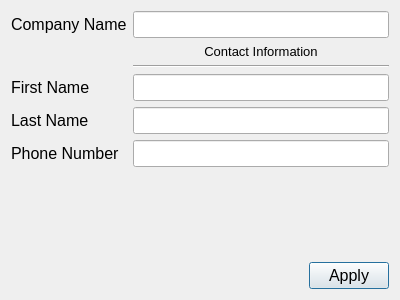
The window that addcustomer.ui (kerly/Easy_Invoice) describes before a commit, drawn with Qt 5.
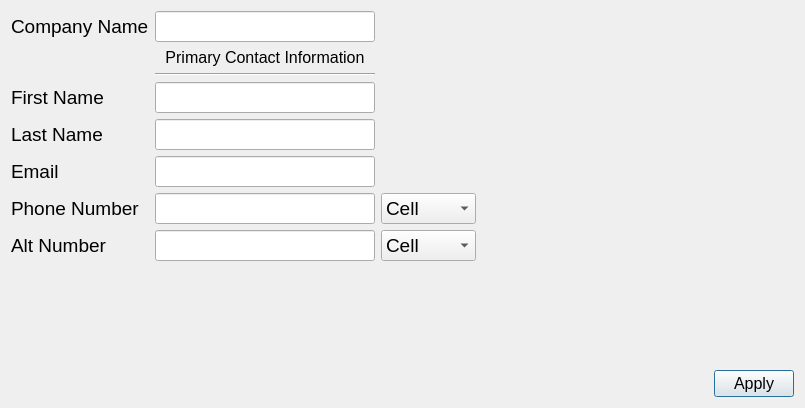
The same window after the commit.

What changed in the file:
```diff
--- a/addcustomer.ui
+++ b/addcustomer.ui
@@ -6,8 +6,8 @@
    <rect>
     <x>0</x>
     <y>0</y>
-    <width>400</width>
-    <height>300</height>
+    <width>805</width>
+    <height>408</height>
    </rect>
   </property>
   <property name="sizePolicy">
@@ -16,54 +16,27 @@
     <verstretch>0</verstretch>
    </sizepolicy>
   </property>
+  <property name="font">
+   <font>
+    <pointsize>14</pointsize>
+   </font>
+  </property>
   <property name="windowTitle">
    <string>Dialog</string>
   </property>
   <property name="autoFillBackground">
    <bool>false</bool>
   </property>
+  <layout class="QGridLayout" name="gridLayout_2">
+   <item row="0" column="0">
   <layout class="QGridLayout" name="gridLayout">
-   <item row="1" column="1">
-    <widget class="QPushButton" name="applyPushButton">
-     <property name="font">
-      <font>
-       <pointsize>12</pointsize>
-      </font>
-     </property>
-     <property name="text">
-      <string>Apply</string>
-     </property>
-    </widget>
-   </item>
-   <item row="1" column="0">
-    <spacer name="horizontalSpacer">
-     <property name="orientation">
-      <enum>Qt::Horizontal</enum>
-     </property>
-     <property name="sizeHint" stdset="0">
-      <size>
-       <width>40</width>
-       <height>20</height>
-      </size>
-     </property>
-    </spacer>
-   </item>
-   <item row="0" column="0" colspan="2">
+     <item row="0" column="0" rowspan="3">
     <layout class="QFormLayout" name="formLayout">
-     <property name="sizeConstraint">
-      <enum>QLayout::SetDefaultConstraint</enum>
-     </property>
-     <property name="fieldGrowthPolicy">
-      <enum>QFormLayout::AllNonFixedFieldsGrow</enum>
-     </property>
-     <property name="formAlignment">
-      <set>Qt::AlignLeading|Qt::AlignLeft|Qt::AlignTop</set>
-     </property>
      <item row="0" column="0">
       <widget class="QLabel" name="companyNameLabel">
        <property name="font">
         <font>
-         <pointsize>12</pointsize>
+           <pointsize>14</pointsize>
         </font>
        </property>
        <property name="text">
@@ -73,9 +46,21 @@
      </item>
      <item row="0" column="1">
       <widget class="QLineEdit" name="companyNameLineEdit">
+         <property name="minimumSize">
+          <size>
+           <width>220</width>
+           <height>0</height>
+          </size>
+         </property>
+         <property name="maximumSize">
+          <size>
+           <width>500</width>
+           <height>16777215</height>
+          </size>
+         </property>
        <property name="font">
         <font>
-         <pointsize>12</pointsize>
+           <pointsize>14</pointsize>
         </font>
        </property>
        <property name="maxLength">
@@ -83,11 +68,63 @@
        </property>
       </widget>
      </item>
-     <item row="4" column="0">
+       <item row="1" column="1">
+        <widget class="QLabel" name="label">
+         <property name="sizePolicy">
+          <sizepolicy hsizetype="MinimumExpanding" vsizetype="Preferred">
+           <horstretch>0</horstretch>
+           <verstretch>0</verstretch>
+          </sizepolicy>
+         </property>
+         <property name="minimumSize">
+          <size>
+           <width>220</width>
+           <height>0</height>
+          </size>
+         </property>
+         <property name="maximumSize">
+          <size>
+           <width>500</width>
+           <height>16777215</height>
+          </size>
+         </property>
+         <property name="font">
+          <font>
+           <pointsize>12</pointsize>
+          </font>
+         </property>
+         <property name="text">
+          <string>Primary Contact Information</string>
+         </property>
+         <property name="alignment">
+          <set>Qt::AlignCenter</set>
+         </property>
+        </widget>
+       </item>
+       <item row="2" column="1">
+        <widget class="Line" name="line">
+         <property name="minimumSize">
+          <size>
+           <width>220</width>
+           <height>0</height>
+          </size>
+         </property>
+         <property name="maximumSize">
+          <size>
+           <width>500</width>
+           <height>16777215</height>
+          </size>
+         </property>
+         <property name="orientation">
+          <enum>Qt::Horizontal</enum>
+         </property>
+        </widget>
+       </item>
+       <item row="3" column="0">
       <widget class="QLabel" name="firstNameLabel">
        <property name="font">
         <font>
-         <pointsize>12</pointsize>
+           <pointsize>14</pointsize>
         </font>
        </property>
        <property name="text">
@@ -95,11 +132,23 @@
        </property>
       </widget>
      </item>
-     <item row="4" column="1">
+       <item row="3" column="1">
       <widget class="QLineEdit" name="firstNameLineEdit">
+         <property name="minimumSize">
+          <size>
+           <width>220</width>
+           <height>0</height>
+          </size>
+         </property>
+         <property name="maximumSize">
+          <size>
+           <width>500</width>
+           <height>16777215</height>
+          </size>
+         </property>
        <property name="font">
         <font>
-         <pointsize>12</pointsize>
+           <pointsize>14</pointsize>
         </font>
        </property>
        <property name="maxLength">
@@ -107,11 +156,11 @@
        </property>
       </widget>
      </item>
-     <item row="5" column="0">
+       <item row="4" column="0">
       <widget class="QLabel" name="lastNameLabel">
        <property name="font">
         <font>
-         <pointsize>12</pointsize>
+           <pointsize>14</pointsize>
         </font>
        </property>
        <property name="text">
@@ -119,11 +168,23 @@
        </property>
       </widget>
      </item>
-     <item row="5" column="1">
+       <item row="4" column="1">
       <widget class="QLineEdit" name="lastNameLineEdit">
+         <property name="minimumSize">
+          <size>
+           <width>220</width>
+           <height>0</height>
+          </size>
+         </property>
+         <property name="maximumSize">
+          <size>
+           <width>500</width>
+           <height>16777215</height>
+          </size>
+         </property>
        <property name="font">
         <font>
-         <pointsize>12</pointsize>
+           <pointsize>14</pointsize>
         </font>
        </property>
        <property name="maxLength">
@@ -131,11 +192,11 @@
        </property>
       </widget>
      </item>
-     <item row="6" column="0">
+       <item row="7" column="0">
       <widget class="QLabel" name="phoneNumberLabel">
        <property name="font">
         <font>
-         <pointsize>12</pointsize>
+           <pointsize>14</pointsize>
         </font>
        </property>
        <property name="text">
@@ -143,11 +204,23 @@
        </property>
       </widget>
      </item>
-     <item row="6" column="1">
+       <item row="7" column="1">
       <widget class="QLineEdit" name="phoneNumberLineEdit">
+         <property name="minimumSize">
+          <size>
+           <width>220</width>
+           <height>0</height>
+          </size>
+         </property>
+         <property name="maximumSize">
+          <size>
+           <width>500</width>
+           <height>16777215</height>
+          </size>
+         </property>
        <property name="font">
         <font>
-         <pointsize>12</pointsize>
+           <pointsize>14</pointsize>
         </font>
        </property>
        <property name="maxLength">
@@ -155,30 +228,222 @@
        </property>
       </widget>
      </item>
-     <item row="2" column="1">
-      <widget class="Line" name="line">
-       <property name="orientation">
-        <enum>Qt::Horizontal</enum>
-       </property>
-      </widget>
+       <item row="8" column="0">
+        <widget class="QLabel" name="altNumberLabel">
+         <property name="text">
+          <string>Alt Number</string>
+         </property>
+        </widget>
+       </item>
+       <item row="8" column="1">
+        <widget class="QLineEdit" name="altNumberLineEdit">
+         <property name="minimumSize">
+          <size>
+           <width>220</width>
+           <height>0</height>
+          </size>
+         </property>
+         <property name="maximumSize">
+          <size>
+           <width>500</width>
+           <height>16777215</height>
+          </size>
+         </property>
+         <property name="maxLength">
+          <number>50</number>
+         </property>
+        </widget>
+       </item>
+       <item row="6" column="0">
+        <widget class="QLabel" name="emailLabel">
+         <property name="text">
+          <string>Email</string>
+         </property>
+        </widget>
+       </item>
+       <item row="6" column="1">
+        <widget class="QLineEdit" name="emailLineEdit">
+         <property name="minimumSize">
+          <size>
+           <width>220</width>
+           <height>0</height>
+          </size>
+         </property>
+         <property name="maximumSize">
+          <size>
+           <width>500</width>
+           <height>16777215</height>
+          </size>
+         </property>
+         <property name="maxLength">
+          <number>50</number>
+         </property>
+        </widget>
+       </item>
+      </layout>
+     </item>
+     <item row="0" column="1">
+      <spacer name="verticalSpacer">
+       <property name="orientation">
+        <enum>Qt::Vertical</enum>
+       </property>
+       <property name="sizeType">
+        <enum>QSizePolicy::Minimum</enum>
+       </property>
+       <property name="sizeHint" stdset="0">
+        <size>
+         <width>20</width>
+         <height>40</height>
+        </size>
+       </property>
+      </spacer>
+     </item>
+     <item row="0" column="2">
+      <spacer name="verticalSpacer_3">
+       <property name="orientation">
+        <enum>Qt::Vertical</enum>
+       </property>
+       <property name="sizeType">
+        <enum>QSizePolicy::Minimum</enum>
+       </property>
+       <property name="sizeHint" stdset="0">
+        <size>
+         <width>20</width>
+         <height>40</height>
+        </size>
+       </property>
+      </spacer>
      </item>
      <item row="1" column="1">
-      <widget class="QLabel" name="label">
+      <widget class="QComboBox" name="comboBox">
        <property name="font">
         <font>
-         <pointsize>10</pointsize>
+         <pointsize>14</pointsize>
         </font>
        </property>
+       <property name="minimumContentsLength">
+        <number>5</number>
+       </property>
+       <item>
        <property name="text">
-        <string>Contact Information</string>
-       </property>
-       <property name="alignment">
-        <set>Qt::AlignCenter</set>
-       </property>
+         <string>Cell</string>
+        </property>
+       </item>
+       <item>
+        <property name="text">
+         <string>Work</string>
+        </property>
+       </item>
+       <item>
+        <property name="text">
+         <string>Home</string>
+        </property>
+       </item>
+       <item>
+        <property name="text">
+         <string>Other</string>
+        </property>
+       </item>
       </widget>
      </item>
+     <item row="2" column="1">
+      <widget class="QComboBox" name="comboBox_2">
+       <property name="font">
+        <font>
+         <pointsize>14</pointsize>
+        </font>
+       </property>
+       <property name="minimumContentsLength">
+        <number>5</number>
+       </property>
+       <item>
+        <property name="text">
+         <string>Cell</string>
+        </property>
+       </item>
+       <item>
+        <property name="text">
+         <string>Work</string>
+        </property>
+       </item>
+       <item>
+        <property name="text">
+         <string>Home</string>
+        </property>
+       </item>
+       <item>
+        <property name="text">
+         <string>Other</string>
+        </property>
+       </item>
+      </widget>
+     </item>
+     <item row="2" column="2">
+      <spacer name="horizontalSpacer_2">
+       <property name="orientation">
+        <enum>Qt::Horizontal</enum>
+       </property>
+       <property name="sizeHint" stdset="0">
+        <size>
+         <width>40</width>
+         <height>20</height>
+        </size>
+       </property>
+      </spacer>
+     </item>
     </layout>
    </item>
+   <item row="0" column="2" rowspan="2">
+    <spacer name="verticalSpacer_4">
+     <property name="orientation">
+      <enum>Qt::Vertical</enum>
+     </property>
+     <property name="sizeHint" stdset="0">
+      <size>
+       <width>20</width>
+       <height>354</height>
+      </size>
+     </property>
+    </spacer>
+   </item>
+   <item row="2" column="0">
+    <spacer name="horizontalSpacer">
+     <property name="orientation">
+      <enum>Qt::Horizontal</enum>
+     </property>
+     <property name="sizeHint" stdset="0">
+      <size>
+       <width>40</width>
+       <height>20</height>
+      </size>
+     </property>
+    </spacer>
+   </item>
+   <item row="2" column="2">
+    <widget class="QPushButton" name="applyPushButton">
+     <property name="font">
+      <font>
+       <pointsize>12</pointsize>
+      </font>
+     </property>
+     <property name="text">
+      <string>Apply</string>
+     </property>
+    </widget>
+   </item>
+   <item row="1" column="0">
+    <spacer name="verticalSpacer_2">
+     <property name="orientation">
+      <enum>Qt::Vertical</enum>
+     </property>
+     <property name="sizeHint" stdset="0">
+      <size>
+       <width>20</width>
+       <height>166</height>
+      </size>
+     </property>
+    </spacer>
+   </item>
   </layout>
  </widget>
  <tabstops>
```
Left out of the diff: 8 changed lines with no effect on the pictures. Lines whose indentation alone changed are shown as unchanged.
